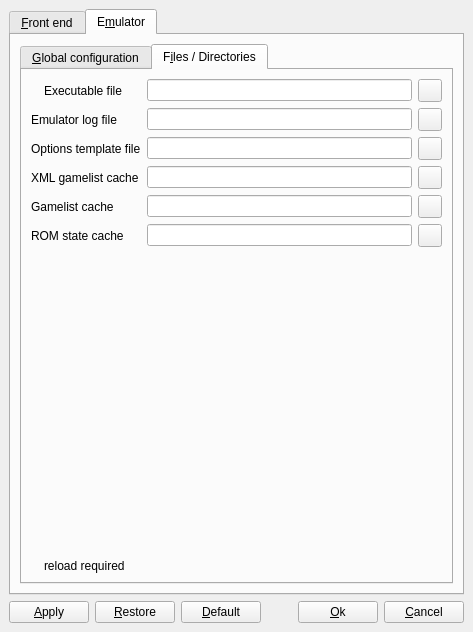
Before: the Qt Designer form options.ui in qmc2/qmc2-mame-fe, drawn with Qt 5.
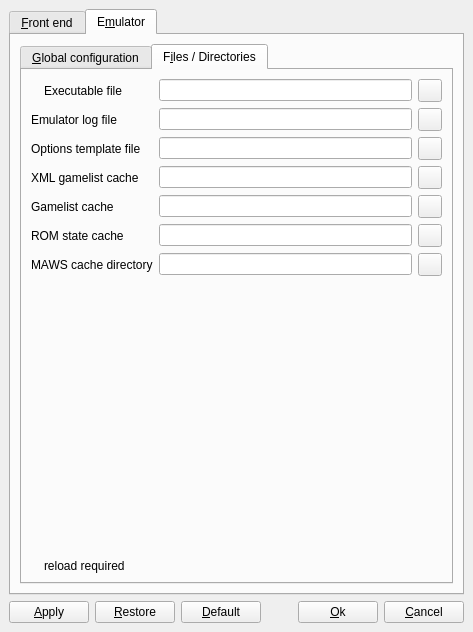
After: the same form once the commit is applied. The open tabs and pages were chosen to show the change. Icons and pictures are not drawn.

Commit message: new: MAWS disk helper cache (default cache dir: ~/.qmc2/maws/)

Patch:
```diff
--- a/options.ui
+++ b/options.ui
@@ -2861,7 +2861,7 @@
                </property>
               </widget>
              </item>
-             <item row="6" column="0" colspan="3" >
+             <item row="7" column="0" colspan="3" >
               <spacer name="spacer11" >
                <property name="orientation" >
                 <enum>Qt::Vertical</enum>
@@ -2874,7 +2874,7 @@
                </property>
               </spacer>
              </item>
-             <item row="7" column="0" colspan="3" >
+             <item row="8" column="0" colspan="3" >
               <layout class="QHBoxLayout" name="layout17" >
                <property name="spacing" >
                 <number>6</number>
@@ -2913,6 +2913,34 @@
                </item>
               </layout>
              </item>
+             <item row="6" column="0" >
+              <widget class="QLabel" name="labelMAWSCacheDirectory" >
+               <property name="text" >
+                <string>MAWS cache directory</string>
+               </property>
+              </widget>
+             </item>
+             <item row="6" column="1" >
+              <widget class="QLineEdit" name="lineEditMAWSCacheDirectory" >
+               <property name="toolTip" >
+                <string>MAWS cache directory (write)</string>
+               </property>
+              </widget>
+             </item>
+             <item row="6" column="2" >
+              <widget class="QToolButton" name="toolButtonBrowseMAWSCacheDirectory" >
+               <property name="toolTip" >
+                <string>Browse MAWS cache directory</string>
+               </property>
+               <property name="text" >
+                <string/>
+               </property>
+               <property name="icon" >
+                <iconset resource="qmc2.qrc" >
+                 <normaloff>:/data/img/fileopen.png</normaloff>:/data/img/fileopen.png</iconset>
+               </property>
+              </widget>
+             </item>
             </layout>
            </item>
           </layout>
```
Left out of the diff: 2 changed lines with no effect on the pictures. The commit also changes 12 other files.
